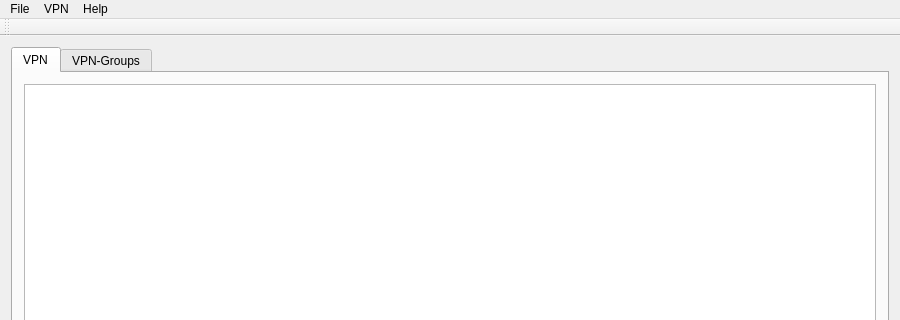
theinvisible/openfortigui, file openfortigui/mainwindow.ui: the form before one commit; both pictures show x 0 to 900 and y 0 to 320 of the 900 by 600 pixel window.
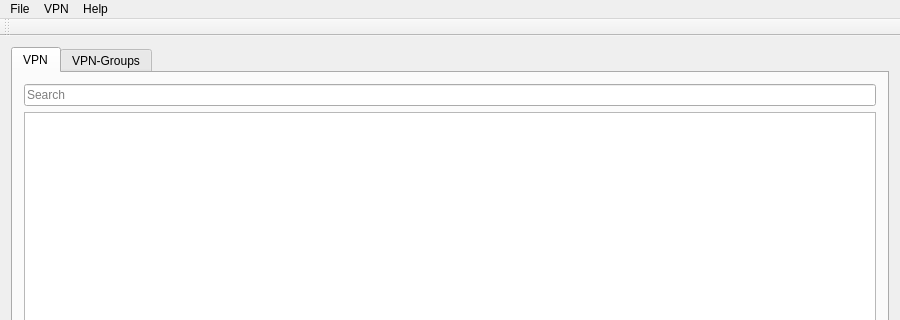
The form after the commit. Icons and pictures are not drawn.

Commit message: Added search for VPN-profiles Some fixes and cleanup

```diff
--- a/openfortigui/mainwindow.ui
+++ b/openfortigui/mainwindow.ui
@@ -25,6 +25,16 @@
         <string>VPN</string>
        </attribute>
        <layout class="QVBoxLayout" name="verticalLayout_2">
+        <item>
+         <widget class="QLineEdit" name="leSearch">
+          <property name="placeholderText">
+           <string>Search</string>
+          </property>
+          <property name="clearButtonEnabled">
+           <bool>true</bool>
+          </property>
+         </widget>
+        </item>
         <item>
          <widget class="QTreeView" name="tvVpnProfiles">
           <property name="contextMenuPolicy">
```
The commit also changes 6 other files.
